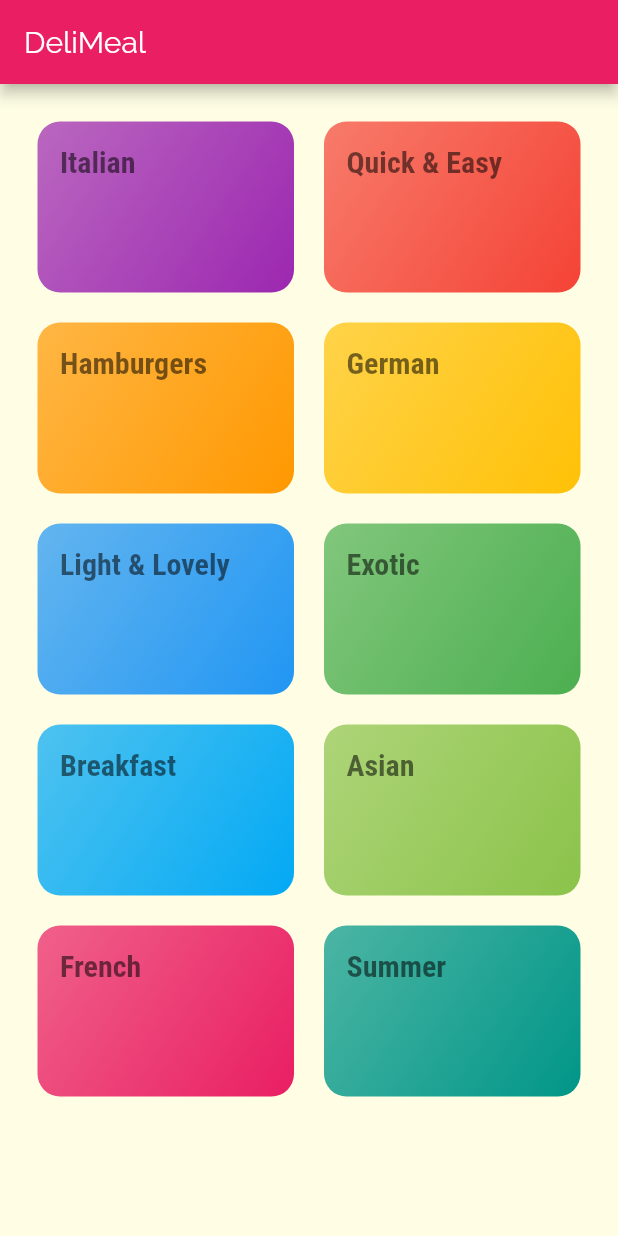
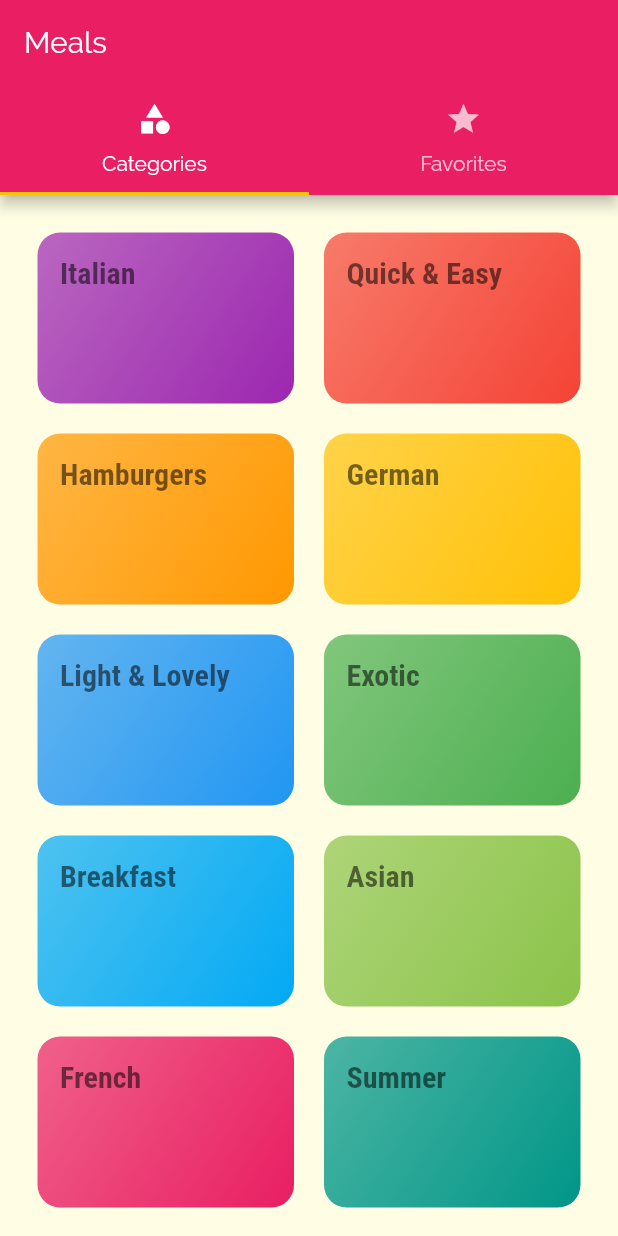
Before and after one commit to cryp73r/Flutter_App_Development_3, a Flutter app: the screen it shows after launch, on a phone screen of 412 x 824 dp. Run offline on Flutter 3.47's test engine with Material 2 defaults, Android fonts, the phone set to English and light mode, and no system bars; missing offline and left inert: cashfree_pg.

Commit message:
[+] Meals Details Screen

```diff
--- a/meals_app/lib/main.dart
+++ b/meals_app/lib/main.dart
@@ -1,6 +1,8 @@
 import 'package:flutter/material.dart';
 import 'package:meals_app/screens/categories_screen.dart';
 import 'package:meals_app/screens/category_meals_screen.dart';
+import 'package:meals_app/screens/meal_detail_screen.dart';
+import 'package:meals_app/screens/tabs_screen.dart';
 
 void main() {
   runApp(const MyApp());
@@ -36,9 +38,18 @@ class MyApp extends StatelessWidget {
           )
         )
       ),
-      home: const CategoriesScreen(),
+      // home: const CategoriesScreen(),
       routes: {
+        "/": (_) => const TabsScreen(),
         CategoryMealsScreen.routeName: (_) => const CategoryMealsScreen(),
+        MealDetailScreen.routeName: (_) => const MealDetailScreen(),
+      },
+      // onGenerateRoute: (settings) {
+      //   debugPrint("${settings.arguments}");
+      //   return MaterialPageRoute(builder: (ctx) => CategoriesScreen())
+      // },
+      onUnknownRoute: (settings) {
+        return MaterialPageRoute(builder: (ctx) => const CategoriesScreen());
       },
     );
   }
--- a/meals_app/lib/screens/categories_screen.dart
+++ b/meals_app/lib/screens/categories_screen.dart
@@ -7,11 +7,7 @@ class CategoriesScreen extends StatelessWidget {
 
   @override
   Widget build(BuildContext context) {
-    return Scaffold(
-      appBar: AppBar(
-        title: const Text("DeliMeal"),
-      ),
-      body: GridView(
+    return GridView(
         padding: const EdgeInsets.all(25.0),
         gridDelegate: const SliverGridDelegateWithMaxCrossAxisExtent(
             maxCrossAxisExtent: 200,
@@ -23,7 +19,6 @@ class CategoriesScreen extends StatelessWidget {
           id: catData.id,
           title: catData.title,
           color: catData.color,
-        )).toList(),),
-    );
+        )).toList(),);
   }
 }
--- a/meals_app/lib/screens/category_meals_screen.dart
+++ b/meals_app/lib/screens/category_meals_screen.dart
@@ -23,6 +23,7 @@ class CategoryMealsScreen extends StatelessWidget {
         itemCount: categoryMeals.length,
         itemBuilder: (BuildContext context, int index) {
           return MealItem(
+              id: categoryMeals[index].id!,
               title: categoryMeals[index].title!,
               imageUrl: categoryMeals[index].imageUrl!,
               duration: categoryMeals[index].duration!,
--- /dev/null
+++ b/meals_app/lib/screens/tabs_screen.dart
@@ -0,0 +1,40 @@
+import 'package:flutter/material.dart';
+import 'package:meals_app/screens/categories_screen.dart';
+import 'package:meals_app/screens/favorites_screen.dart';
+
+class TabsScreen extends StatefulWidget {
+  const TabsScreen({Key? key}) : super(key: key);
+
+  @override
+  _TabsScreenState createState() => _TabsScreenState();
+}
+
+class _TabsScreenState extends State<TabsScreen> {
+  @override
+  Widget build(BuildContext context) {
+    return DefaultTabController(
+        length: 2,
+        child: Scaffold(
+          appBar: AppBar(
+            title: const Text("Meals"),
+            bottom: const TabBar(
+              tabs: [
+                Tab(
+                  icon: Icon(Icons.category),
+                  text: "Categories",
+                ),
+                Tab(
+                  icon: Icon(Icons.star),
+                  text: "Favorites",
+                )
+              ],
+            ),
+          ),
+          body: const TabBarView(children: [
+            CategoriesScreen(),
+            FavoritesScreen(),
+          ],),
+        )
+    );
+  }
+}
```
Also changed, not shown: meals_app/lib/screens/favorites_screen.dart (added, +10 -0 lines), meals_app/lib/screens/meal_detail_screen.dart (added, +90 -0 lines), meals_app/lib/widgets/meal_item.dart (+7 -2 lines).
